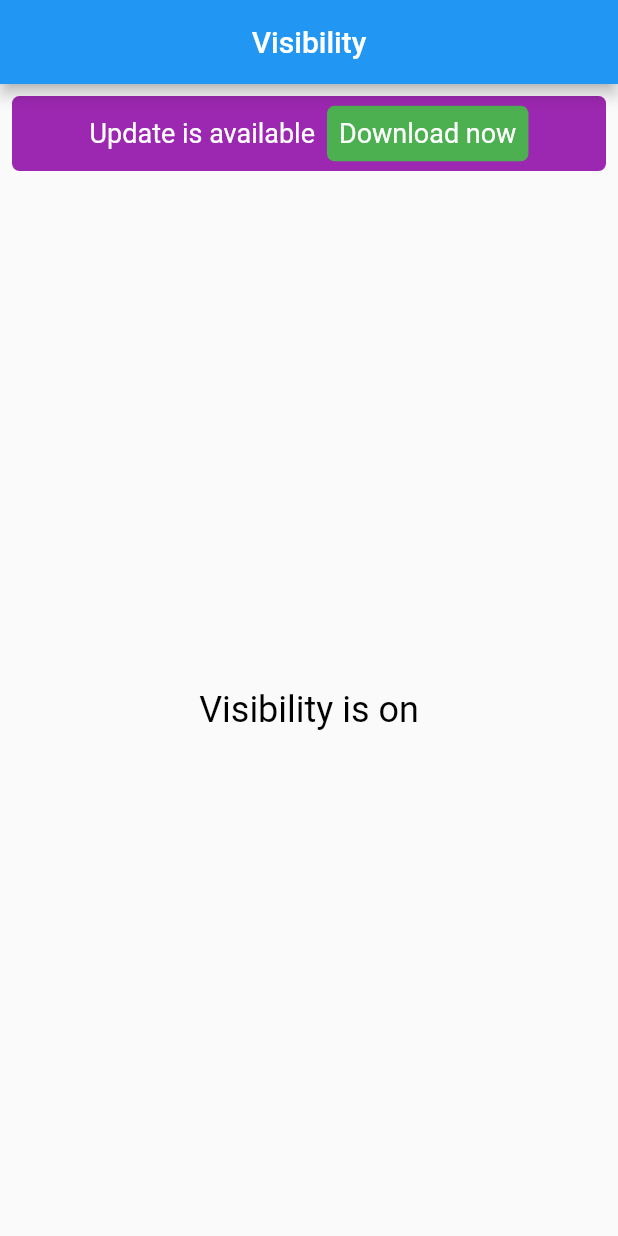
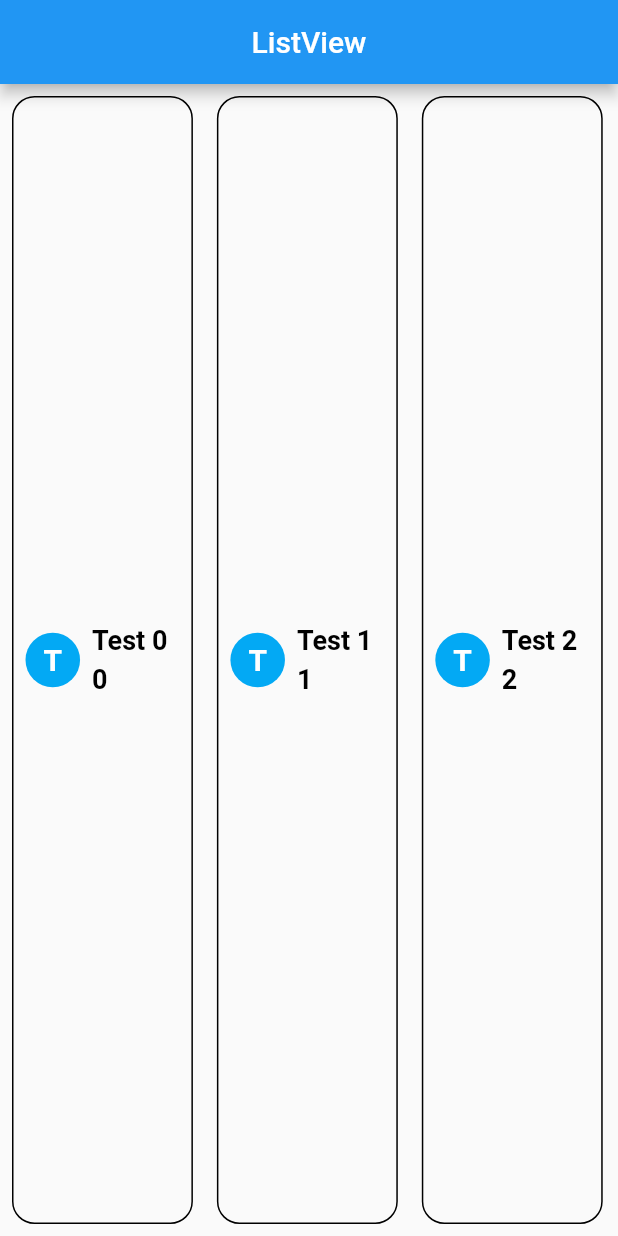
Before and after one commit to harshjain74/testing, a Flutter app: the screen it shows after launch, on a phone screen of 412 x 824 dp. Run offline on Flutter 3.47's test engine with Material 2 defaults, Android fonts, the phone set to English and light mode, and no system bars; our stand-ins replace cached_network_image, carousel_slider, cloud_firestore, firebase_auth, firebase_core, image_picker and 1 more; accounts and stored records are empty.

Commit message:
listview

```diff
--- a/lib/main.dart
+++ b/lib/main.dart
@@ -5,6 +5,7 @@ import 'package:testing/provider/prov.dart';
 import 'package:testing/screen/HttpScreen.dart';
 import 'package:testing/screen/ProviderClassScreens.dart';
 import 'package:testing/screen/cachednetworkscreen.dart';
+import 'package:testing/screen/listviewscreen.dart';
 import 'package:testing/screen/modelscreen.dart';
 import 'package:testing/screen/visibilityscreen.dart';
 
@@ -37,7 +38,7 @@ class MyApp extends StatelessWidget {
           // is not restarted.
           primarySwatch: Colors.blue,
         ),
-        home: VisibilityScreen(),
+        home: ListViewScreen(),
       ),
     );
   }
--- /dev/null
+++ b/lib/screen/listviewscreen.dart
@@ -0,0 +1,140 @@
+import 'package:flutter/material.dart';
+
+class ListViewScreen extends StatefulWidget {
+  const ListViewScreen({Key? key}) : super(key: key);
+
+  // This widget is the home page of your application. It is stateful, meaning
+  // that it has a State object (defined below) that contains fields that affect
+  // how it looks.
+  @override
+  State<ListViewScreen> createState() => _ListViewScreenState();
+}
+
+class _ListViewScreenState extends State<ListViewScreen> {
+  @override
+  void initState() {
+    super.initState();
+  }
+
+  @override
+  Widget build(BuildContext context) {
+    return Scaffold(
+      appBar: AppBar(
+        centerTitle: true,
+        title: const Text("ListView"),
+      ),
+      body: Container(
+        child: listviewbuildertile(),
+      ),
+    );
+  }
+
+  listviewtile() {
+    return ListView(
+      scrollDirection: Axis.horizontal,
+      children: [
+        contacttile("Harshit", "1234567890"),
+        contacttile("Ankur", "4512398"),
+        contacttile("Ankit", "4512968763"),
+        contacttile("Mohit", "1234567890"),
+        contacttile("Rohan", "4512596874"),
+        contacttile("Harshit", "1234567890"),
+        contacttile("Ankur", "4512398"),
+        contacttile("Ankit", "4512968763"),
+        contacttile("Mohit", "1234567890"),
+        contacttile("Rohan", "4512596874"),
+        contacttile("Harshit", "1234567890"),
+        contacttile("Ankur", "4512398"),
+        contacttile("Ankit", "4512968763"),
+        contacttile("Mohit", "1234567890"),
+        contacttile("Rohan", "4512596874"),
+      ],
+    );
+  }
+
+  listviewbuildertile() {
+    return ListView.builder(
+        scrollDirection: Axis.horizontal,
+        itemCount: 15,
+        itemBuilder: (context, index) {
+          return contacttile("Test $index", "$index");
+        });
+  }
+
+  listviewseparatedtile() {
+    return ListView.separated(
+      separatorBuilder: ((context, index) {
+        return Container(
+            width: MediaQuery.of(context).size.width,
+            height: 10,
+            color: Colors.black);
+      }),
+      itemCount: 15,
+      itemBuilder: (context, index) {
+        return contacttile("Test $index", "$index");
+      },
+    );
+  }
+
+  contacttile(String name, String number) {
+    return Padding(
+      padding: const EdgeInsets.all(8.0),
+      child: Container(
+        decoration: BoxDecoration(
+          border: Border.all(color: Colors.black, width: 1),
+          borderRadius: BorderRadius.circular(15),
+        ),
+        child: Padding(
+          padding: const EdgeInsets.all(8.0),
+          child: Row(
+            children: [
+              Container(
+                decoration: const BoxDecoration(
+                    shape: BoxShape.circle, color: Colors.lightBlue),
+                child: Padding(
+                  padding: const EdgeInsets.all(12.0),
+                  child: Center(
+                    child: Text(
+                      name.substring(0, 1),
+                      style: const TextStyle(
+                          fontSize: 20,
+                          color: Colors.white,
+                          fontWeight: FontWeight.bold),
+                    ),
+                  ),
+                ),
+              ),
+              Padding(
+                padding: const EdgeInsets.symmetric(horizontal: 8.0),
+                child: Column(
+                  crossAxisAlignment: CrossAxisAlignment.start,
+                  mainAxisSize: MainAxisSize.min,
+                  // ignore: prefer_const_literals_to_create_immutables
+                  children: [
+                    Text(
+                      name,
+                      style: const TextStyle(
+                          fontSize: 18,
+                          color: Colors.black,
+                          fontWeight: FontWeight.bold),
+                    ),
+                    Container(
+                      height: 5,
+                    ),
+                    Text(
+                      number,
+                      style: const TextStyle(
+                          fontSize: 18,
+                          color: Colors.black,
+                          fontWeight: FontWeight.bold),
+                    ),
+                  ],
+                ),
+              ),
+            ],
+          ),
+        ),
+      ),
+    );
+  }
+}
--- a/lib/screen/modelscreen.dart
+++ b/lib/screen/modelscreen.dart
@@ -1,4 +1,3 @@
-import 'package:flutter/cupertino.dart';
 import 'package:flutter/material.dart';
 import 'package:testing/models/model.dart';
 
```
